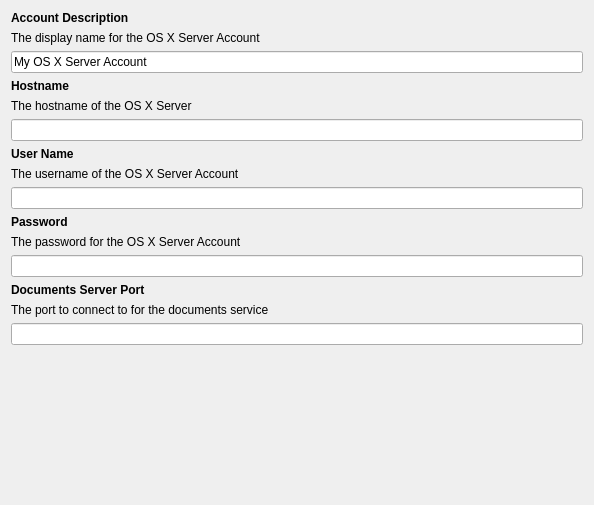
Qt form FWAdminLib/Configurator/OSXServerAccountsForm.ui (fw-dev/translations) before a commit.
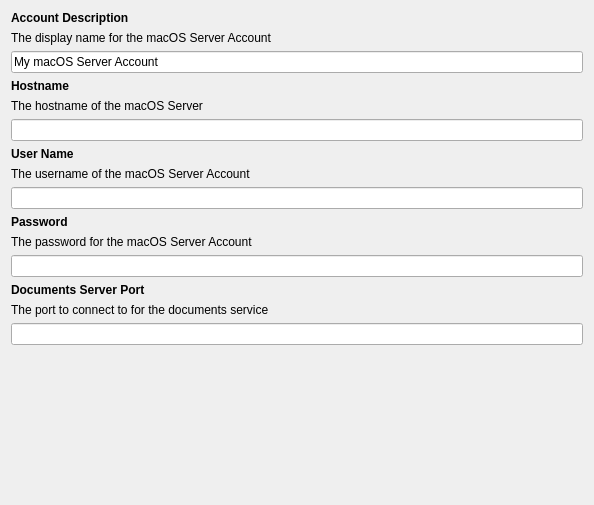
The same form after that commit.

Patch:
```diff
--- a/FWAdminLib/Configurator/OSXServerAccountsForm.ui
+++ b/FWAdminLib/Configurator/OSXServerAccountsForm.ui
@@ -30,7 +30,7 @@
    <item>
     <widget class="QLabel" name="lTipDisplayName">
      <property name="text">
-      <string>The display name for the OS X Server Account</string>
+      <string>The display name for the macOS Server Account</string>
      </property>
     </widget>
    </item>
@@ -46,7 +46,7 @@
       </sizepolicy>
      </property>
      <property name="text">
-      <string>My OS X Server Account</string>
+      <string>My macOS Server Account</string>
      </property>
     </widget>
    </item>
@@ -66,7 +66,7 @@
    <item>
     <widget class="QLabel" name="lTipHostname">
      <property name="text">
-      <string>The hostname of the OS X Server</string>
+      <string>The hostname of the macOS Server</string>
      </property>
     </widget>
    </item>
@@ -93,7 +93,7 @@
    <item>
     <widget class="QLabel" name="lTipUserName">
      <property name="text">
-      <string>The username of the OS X Server Account</string>
+      <string>The username of the macOS Server Account</string>
      </property>
     </widget>
    </item>
@@ -120,7 +120,7 @@
    <item>
     <widget class="QLabel" name="lTipPassword">
      <property name="text">
-      <string>The password for the OS X Server Account</string>
+      <string>The password for the macOS Server Account</string>
      </property>
     </widget>
    </item>
```
